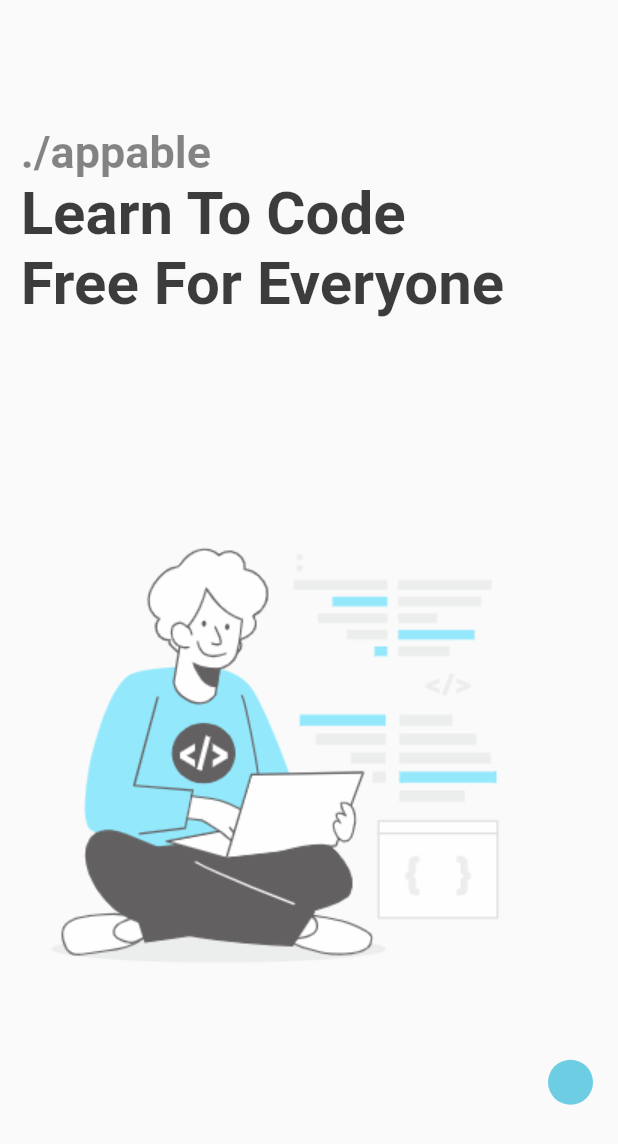
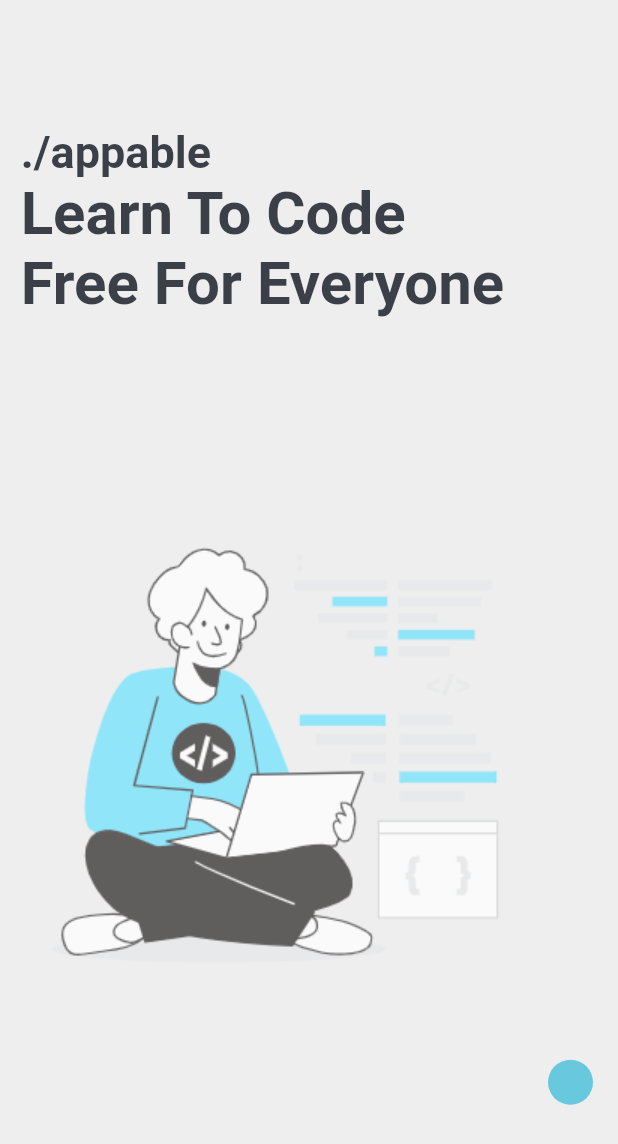
Before and after one commit to neddy1298/flutter-login-app, a Flutter app: the SplashScreen screen opened directly, on a phone screen of 412 x 824 dp. Shown: the top 1144 px of the screen. Run offline on Flutter 3.47's test engine with Material 2 defaults, Android fonts, the phone set to English and light mode, and no system bars; our stand-ins replace get, google_fonts, liquid_swipe, smooth_page_indicator.

Commit message:
Fix Dark Mode Text

```diff
--- a/lib/src/features/authentication/screens/splash_screen/splash_screen.dart
+++ b/lib/src/features/authentication/screens/splash_screen/splash_screen.dart
@@ -20,7 +20,12 @@
     final controller = Get.put(FadeInAnimationController());
     controller.startSplashAnimation();
 
+    var mediaQuery = MediaQuery.of(context);
+    var brightness = mediaQuery.platformBrightness;
+    final isDarkMode = brightness == Brightness.dark;
+
     return Scaffold(
+      backgroundColor: isDarkMode ? tSecondaryColor : tPrimaryColor,
       body: Stack(
         // ignore: sort_child_properties_last
         children: [
@@ -42,6 +47,7 @@
                       textStyle: Theme.of(context).textTheme.headline3,
                       fontSize: 30,
                       fontWeight: FontWeight.w700,
+                      color: isDarkMode ? tWhiteColor : tSecondaryColor,
                       // fontStyle: FontStyle.italic,
                     ),
                   ),
@@ -51,6 +57,7 @@
                       textStyle: Theme.of(context).textTheme.headline2,
                       fontSize: 40,
                       fontWeight: FontWeight.w700,
+                      color: isDarkMode ? tWhiteColor : tSecondaryColor,
                       // fontStyle: FontStyle.italic,
                     ),
                   ),
```
